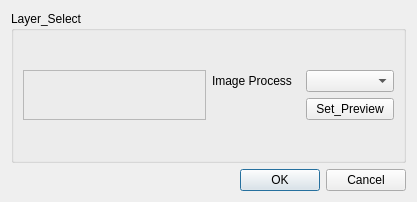
Above: GuiXYZ_LayerSelectToolDialog.ui from fedetony/GUI_XYZ_GImage before the change. Below: the same form after it.
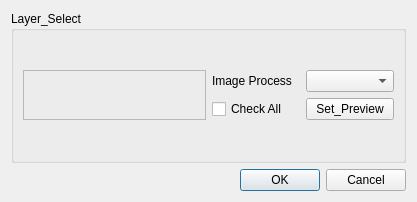
That is the form after the change.

Commit message: Separated Main GuiXYZ_V2_mod classes to separate files. Now class_LSTD contains the class for Layer Selection Tool Now class_RTD contains the class for Resize Tool included Command configuration class and dialog in class_CCD

The edit to the form file:
```diff
--- a/GuiXYZ_LayerSelectToolDialog.ui
+++ b/GuiXYZ_LayerSelectToolDialog.ui
@@ -39,6 +39,13 @@
           </property>
          </widget>
         </item>
+        <item row="1" column="0">
+         <widget class="QCheckBox" name="checkBox_LSTD_checkall">
+          <property name="text">
+           <string>Check All</string>
+          </property>
+         </widget>
+        </item>
        </layout>
       </item>
       <item row="0" column="0">
```
The commit also changes 13 other files.
